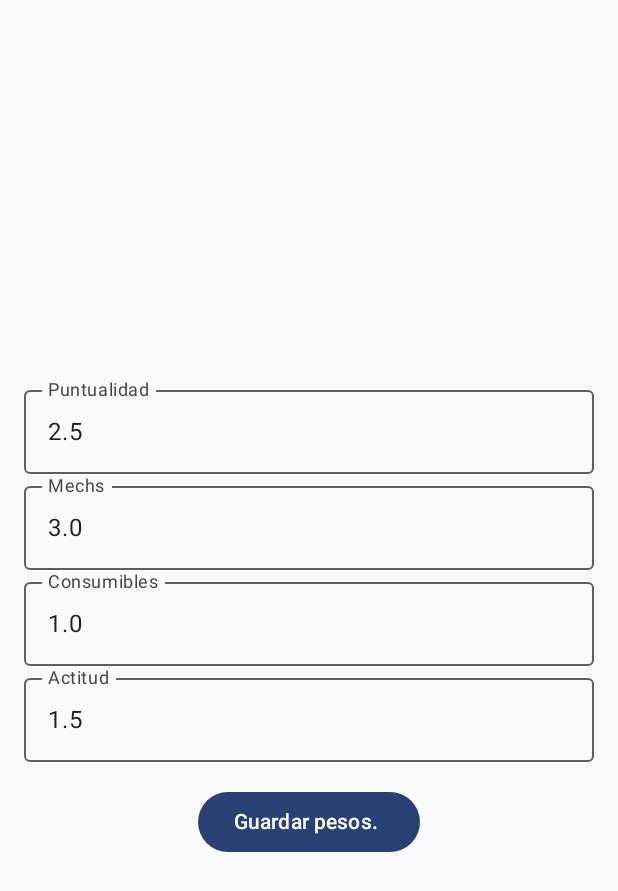
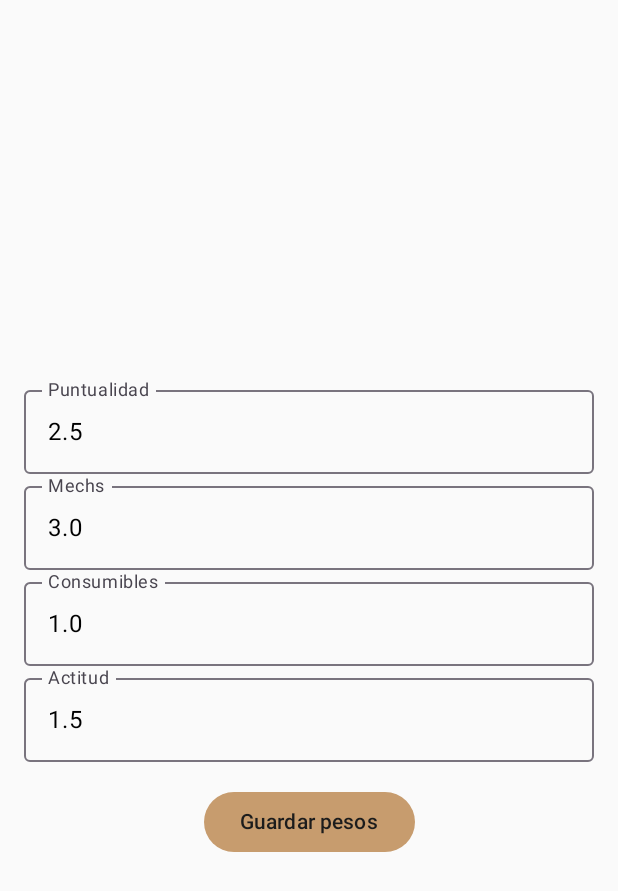
Before and after one commit to LuisRamirezdeVerger/RaidScorerWoW, an Android app built with Jetpack Compose: the screen it shows after launch (MainActivity), after a tap on "Configurar pesos de criterios", on a phone screen of 412 x 824 dp. Shown: the top 891 px of the screen. Run offline under Robolectric (Android 15) with nearby library versions, the light colour scheme and no system bars.

Commit message:
Theme updated to WoW theme

```diff
--- a/app/src/main/java/com/wito/raidscorerapp/screens/ConfigureWeightsScreen.kt
+++ b/app/src/main/java/com/wito/raidscorerapp/screens/ConfigureWeightsScreen.kt
@@ -97,7 +97,7 @@ fun ConfigureWeightsScreen (
                             "attitude" to ScoreWeights.attitude
                         )
                     )
-                    Toast.makeText(context,"Cambios realizados correctamente. ", Toast.LENGTH_SHORT).show()
+                    Toast.makeText(context,"Cambios realizados correctamente", Toast.LENGTH_SHORT).show()
                     //Back to previous screen
                     navController.popBackStack()
 
@@ -107,7 +107,7 @@ fun ConfigureWeightsScreen (
             },
             modifier = Modifier.padding(top = 16.dp)
         ) {
-            Text("Guardar pesos. ")
+            Text("Guardar pesos")
         }
     }
 }
--- a/app/src/main/java/com/wito/raidscorerapp/ui/theme/Theme.kt
+++ b/app/src/main/java/com/wito/raidscorerapp/ui/theme/Theme.kt
@@ -4,6 +4,7 @@ import android.app.Activity
 import android.os.Build
 import androidx.compose.foundation.isSystemInDarkTheme
 import androidx.compose.material3.MaterialTheme
+import androidx.compose.material3.Typography
 import androidx.compose.material3.darkColorScheme
 import androidx.compose.material3.dynamicDarkColorScheme
 import androidx.compose.material3.dynamicLightColorScheme
@@ -26,6 +27,8 @@ private val LightColorScheme = lightColorScheme(
     background = Color.White,
     onBackground = Color.Black
 
+
+
     /* Other default colors to override
     background = Color(0xFFFFFBFE),
     surface = Color(0xFFFFFBFE),
@@ -37,6 +40,30 @@ private val LightColorScheme = lightColorScheme(
     */
 )
 
+//Colors based on WoW
+private val WoWLightColorScheme = lightColorScheme(
+    primary = Color(0xFFC79C6E),
+    onPrimary = Color(0xFF1C1C1C),
+    surface = Color(0xFFFAE6B1),
+    onSurface = Color.Black,
+    background = Color(0xFF003366),
+    onBackground = Color.White,
+)
+
+private val WoWDarkColorScheme = darkColorScheme(
+    primary = Color(0xFFC79C6E),
+    onPrimary = Color.Black,
+    surface = Color(0xFF1C1C1C),
+    onSurface = Color(0xFFFAE6B1),
+    background = Color(0xFF000000),
+    onBackground = Color(0xFFC79C6E)
+)
+
+// Font based on WoW
+private val WoWTypography = Typography(
+    titleLarge = Typography().titleLarge.copy(color = Color(0xFFC79C6E)),
+    bodyMedium = Typography().bodyMedium.copy(color = Color.White),
+)
 
 
 @Composable
@@ -56,9 +83,11 @@ fun RaidScorerAppTheme(
         else -> LightColorScheme
     }
 
+    val colors = if (darkTheme) WoWDarkColorScheme else WoWLightColorScheme
+
     MaterialTheme(
-        colorScheme = colorScheme,
-        typography = Typography,
+        colorScheme = colors,
+        typography = WoWTypography,
         content = content
     )
 }
```
